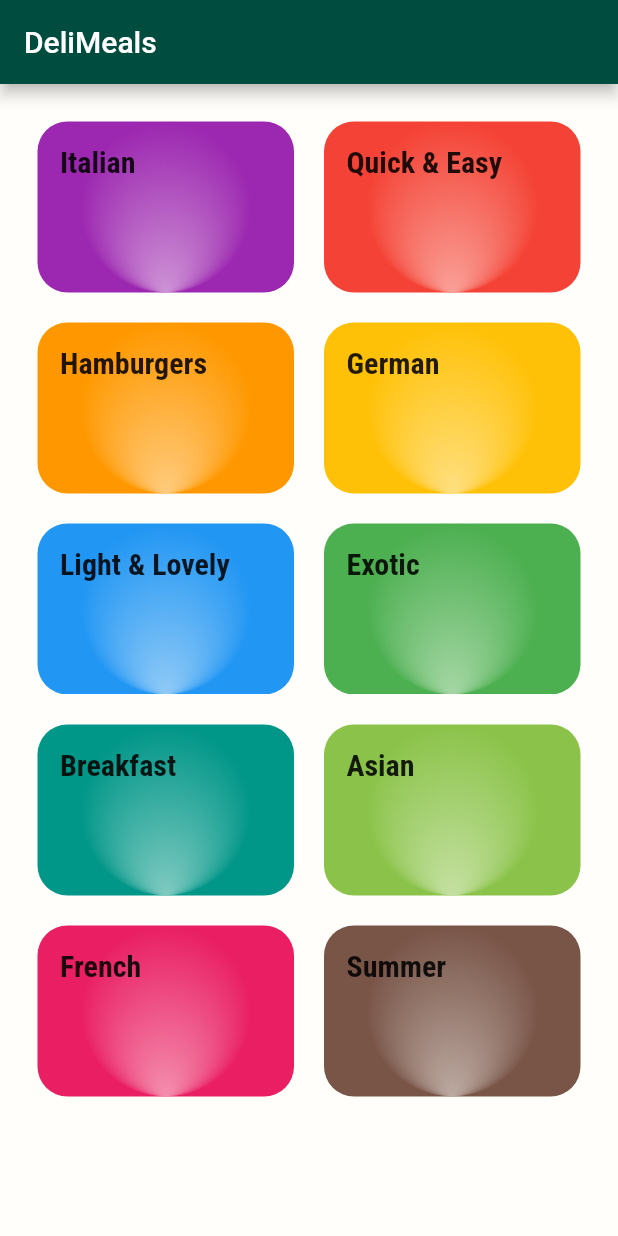
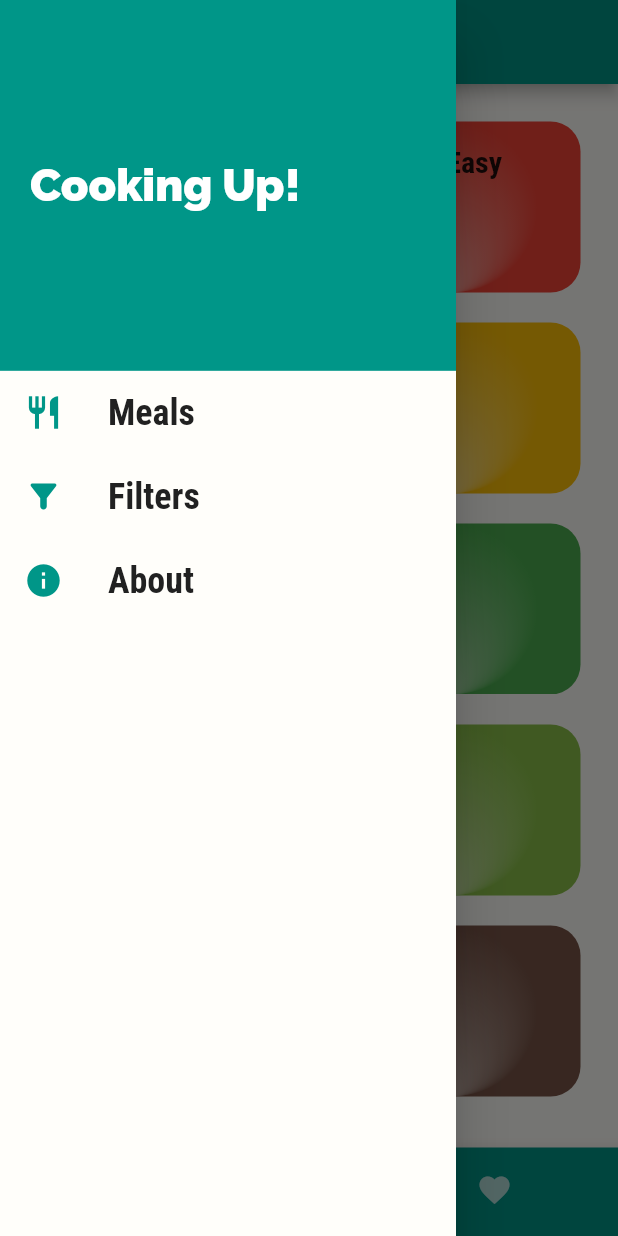
Before and after one commit to Ahmed786687/meal_app, a Flutter app: the screen it shows after launch, with the side drawer open (before the commit the screen has no drawer), on a phone screen of 412 x 824 dp. Run offline on Flutter 3.47's test engine with Material 2 defaults, Android fonts, the phone set to English and light mode, and no system bars.

Commit message:
Drawer is added to the App and Some Links in there

```diff
--- a/lib/main.dart
+++ b/lib/main.dart
@@ -1,14 +1,55 @@
 import 'package:flutter/material.dart';
-import 'package:meal_app/screens/meal_detail_screen.dart';
+
+import './assets/dummy_data.dart';
+import './models/meal.dart';
+import './screens/filter_screen.dart';
+
+import './screens/meal_detail_screen.dart';
 import '../screens/categories_meal_screen.dart';
 import '../screens/categories_screen.dart';
+import './screens/tabs_screen.dart';
 
 void main(List<String> args) {
   runApp(const MyApp());
 }
 
-class MyApp extends StatelessWidget {
+class MyApp extends StatefulWidget {
   const MyApp({Key? key}) : super(key: key);
+
+  @override
+  State<MyApp> createState() => _MyAppState();
+}
+
+class _MyAppState extends State<MyApp> {
+  Map<String, bool> _filters = {
+    'gluten': false,
+    'vegan': false,
+    'vegetarian': false,
+    'lactose': false,
+  };
+
+  List<Meal> _availableMeals = DUMMY_MEALS;
+
+  void _setFilters(Map<String, bool> filterData) {
+    setState(() {
+      _filters = filterData;
+      _availableMeals = DUMMY_MEALS.where((meal) {
+        if (_filters['gluten'] as bool && !meal.isGlutenFree) {
+          return false;
+        }
+        if (_filters['vegan'] as bool && !meal.isVegan) {
+          return false;
+        }
+        if (_filters['vegetarian'] as bool && !meal.isVegetarian) {
+          return false;
+        }
+        if (_filters['lactose'] as bool && !meal.isLactoseFree) {
+          return false;
+        }
+        return true;
+      }).toList();
+    });
+  }
 
   @override
   Widget build(BuildContext context) {
@@ -17,7 +58,7 @@ class MyApp extends StatelessWidget {
       theme: ThemeData(
         primarySwatch: Colors.teal,
         colorScheme: ColorScheme.fromSwatch().copyWith(
-          primary: Colors.teal.shade900,
+          primary: Colors.teal,
           secondary: Colors.tealAccent.shade100,
         ),
         canvasColor: const Color.fromRGBO(255, 254, 250, 1),
@@ -42,9 +83,12 @@ class MyApp extends StatelessWidget {
       // home: CategoriesScreen(),
       initialRoute: '/',
       routes: {
-        '/': (ctx) => CategoriesScreen(),
-        CategoriesMealScreen.routeNamed: (ctx) => const CategoriesMealScreen(),
+        // '/': (ctx) => CategoriesScreen(),
+        '/': (ctx) => const TabsScreen(),
+        CategoriesMealScreen.routeNamed: (ctx) =>
+            CategoriesMealScreen(_availableMeals),
         MealDetialScreen.routeNamed: (ctx) => const MealDetialScreen(),
+        FilterScreen.routeNamed: (ctx) => FilterScreen(_filters, _setFilters)
       },
       // onGenerateRoute: (settings){
       //   print(settings.arguments);
--- a/lib/screens/categories_screen.dart
+++ b/lib/screens/categories_screen.dart
@@ -25,11 +25,6 @@ class CategoriesScreen extends StatelessWidget {
 
   @override
   Widget build(BuildContext context) {
-    return Scaffold(
-      appBar: AppBar(
-        title: const Text("DeliMeals"),
-      ),
-      body: bodyValue,
-    );
+    return bodyValue;
   }
 }
--- /dev/null
+++ b/lib/screens/tabs_screen.dart
@@ -0,0 +1,93 @@
+import 'package:flutter/material.dart';
+import 'package:meal_app/widgets/main_drawer.dart';
+
+import './categories_screen.dart';
+import './favorites_screen.dart';
+
+class TabsScreen extends StatefulWidget {
+  const TabsScreen({Key? key}) : super(key: key);
+
+  @override
+  _TabsScreenState createState() => _TabsScreenState();
+}
+
+class _TabsScreenState extends State<TabsScreen> {
+  final List<Map<String, Object>> _pageList = [
+    {'page': CategoriesScreen(), 'title': 'Meals Category'},
+    {'page':const FavoritesScreen(), 'title':'Favorites Meal'},
+  ];
+
+  int _selectedPageIndex = 0;
+
+  void _selectedPage(int index) {
+    setState(() {
+      _selectedPageIndex = index;
+    });
+  }
+
+  @override
+  Widget build(BuildContext context) {
+    return Scaffold(
+      appBar: AppBar(
+        title: Text(_pageList[_selectedPageIndex]['title'] as String),
+      ),
+      drawer: const MainDrawer(),
+      body: _pageList[_selectedPageIndex]['page'] as Widget,
+      bottomNavigationBar: BottomNavigationBar(
+        onTap: _selectedPage,
+        // ignore: deprecated_member_use
+        backgroundColor: Theme.of(context).primaryColorDark,
+        currentIndex: _selectedPageIndex,
+        selectedItemColor: Colors.white,
+        unselectedItemColor: Theme.of(context).primaryColorLight,
+        selectedFontSize: 16,
+        unselectedFontSize: 12,
+        type: BottomNavigationBarType.shifting,
+
+        items: [
+          BottomNavigationBarItem(
+            backgroundColor: Theme.of(context).primaryColor,
+            icon: const Icon(Icons.category),
+            // activeIcon: Theme.of(context).iconTheme,
+            label: 'Categories',
+          ),
+          BottomNavigationBarItem(
+            backgroundColor: Theme.of(context).primaryColor,
+            icon: const Icon(Icons.favorite),
+            label: 'Favorites',
+          ),
+        ],
+      ),
+    );
+    // return DefaultTabController(
+    //   length: 2,
+    //   child: Scaffold(
+    //     appBar: AppBar(
+    //       title: const Text('Meals'),
+    //       bottom: const TabBar(
+    //         tabs: [
+    //           Tab(
+    //             icon: Icon(
+    //               Icons.category,
+    //             ),
+    //             text: 'Categories',
+    //           ),
+    //           Tab(
+    //             icon: Icon(
+    //               Icons.favorite,
+    //             ),
+    //             text: 'Favorites',
+    //           ),
+    //         ],
+    //       ),
+    //     ),
+    //     body: TabBarView(
+    //       children: <Widget>[
+    //         CategoriesScreen(),
+    //         const FavoritesScreen(),
+    //       ],
+    //     ),
+    //   ),
+    // );
+  }
+}
--- /dev/null
+++ b/lib/widgets/main_drawer.dart
@@ -0,0 +1,84 @@
+import 'package:flutter/material.dart';
+
+import '../screens/filter_screen.dart';
+
+class MainDrawer extends StatelessWidget {
+  const MainDrawer({Key? key}) : super(key: key);
+
+  Widget buildListTile(String title, IconData iconData, BuildContext context,
+      Function onTapHandler) {
+    return ListTile(
+      // tileColor: const Color.fromRGBO(0, 128, 128, 0.1),
+      onTap: () => onTapHandler(),
+      leading: Icon(
+        iconData,
+        size: 26,
+        color: Theme.of(context).primaryColor,
+      ),
+      title: Text(
+        title,
+        style: const TextStyle(
+            fontFamily: 'RobotoCondensed',
+            fontSize: 24,
+            fontWeight: FontWeight.w700),
+      ),
+    );
+  }
+
+  @override
+  Widget build(BuildContext context) {
+    return Drawer(
+      child: Column(
+        children: <Widget>[
+          Container(
+            width: double.infinity,
+            height: MediaQuery.of(context).size.height * 0.3,
+            padding: const EdgeInsets.all(20),
+            alignment: Alignment.centerLeft,
+            // ignore: deprecated_member_use
+            // color: Theme.of(context).accentColor,
+            color: Theme.of(context).primaryColor,
+            child: const Text(
+              'Cooking Up!',
+              style: TextStyle(
+                fontWeight: FontWeight.w900,
+                fontSize: 30,
+                color: Colors.white,
+              ),
+            ),
+          ),
+          buildListTile(
+            'Meals',
+            Icons.restaurant,
+            context,
+            () {
+              Navigator.of(context).pushReplacementNamed('/');
+            },
+          ),
+          buildListTile(
+            'Filters',
+            Icons.filter_alt_rounded,
+            context,
+            () {
+              Navigator.of(context).pushReplacementNamed(FilterScreen.routeNamed);
+            },
+          ),
+          buildListTile('About', Icons.info, context, () {
+            showAboutDialog(
+              context: context,
+              applicationName: 'DaliMeal',
+              applicationVersion: '1.0.0.1',
+              applicationIcon: const Icon(Icons.restaurant_menu),
+              children: <Widget>[
+                const Text(
+                    '''DaliMeal App provides you list of recipies to cook any thing easily!
+                    \nBE HAPPY AND ENJOY YOUR MEAL!'''),
+              ],
+              // applicationIcon:
+            );
+          }),
+        ],
+      ),
+    );
+  }
+}
```
Also changed, not shown: lib/screens/categories_meal_screen.dart (+49 -21 lines), lib/screens/favorites_screen.dart (added, +12 -0 lines), lib/screens/filter_screen.dart (added, +135 -0 lines), lib/screens/meal_detail_screen.dart (+10 -2 lines), lib/widgets/meal_item.dart (+11 -5 lines), 32 other files.
